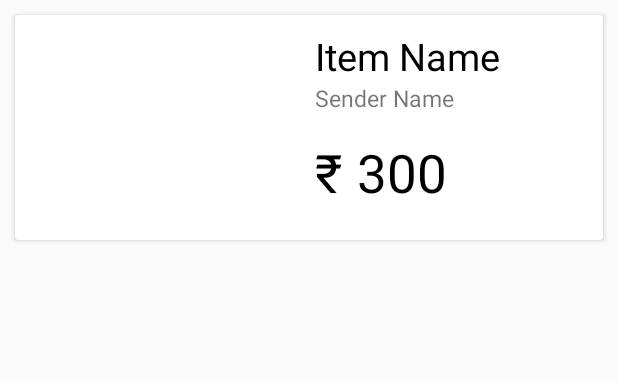
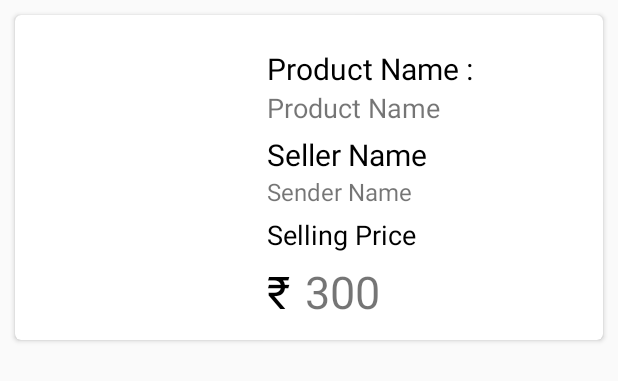
Before and after one commit to cyber-psych0/Sell-It, an Android app: the layout image_item.xml on its own in the app's theme, with its tools: preview values and no code run, on a phone screen of 412 x 824 dp. Shown: the top 381 px of the screen. Run offline under Robolectric (Android 15) with nearby library versions, the phone set to English and light mode, and no system bars.

Commit message:
Update item_view.xmland improve code for different classes

```diff
--- a/app/src/main/java/com/example/sellit/Register.java
+++ b/app/src/main/java/com/example/sellit/Register.java
@@ -85,7 +85,7 @@ public class Register extends AppCompatActivity {
     }
 
     private void createnewacount() {
-        String Eemail = emaill.getText().toString();
+        final String Eemail = emaill.getText().toString();
         String ppass = passwordd.getText().toString();
         final String usernaaam = username.getText().toString();
 
@@ -117,6 +117,7 @@ public class Register extends AppCompatActivity {
                                 hashMap.put("username", usernaaam);
                                 hashMap.put("imageURL", "noimage");
                                 hashMap.put("status","offline");
+                                hashMap.put("email",Eemail);
 
 
                                 root_reference.setValue(hashMap).addOnCompleteListener(new OnCompleteListener<Void>() {
--- a/app/src/main/res/layout/image_item.xml
+++ b/app/src/main/res/layout/image_item.xml
@@ -2,6 +2,8 @@
 <androidx.cardview.widget.CardView xmlns:android="http://schemas.android.com/apk/res/android"
     android:layout_width="match_parent"
     android:layout_height="wrap_content"
+    xmlns:app="http://schemas.android.com/apk/res-auto"
+    app:cardCornerRadius="4dp"
     xmlns:tools="http://schemas.android.com/tools"
     android:layout_margin="10dp">
 
@@ -12,40 +14,64 @@
 
         <ImageView
             android:id="@+id/item_image_view"
-            android:layout_width="180dp"
-            android:layout_height="150dp"
+            android:layout_width="140dp"
+            android:fitsSystemWindows="true"
+            android:layout_margin="5dp"
+            android:layout_height="200dp"
             />
         <LinearLayout
             android:layout_width="match_parent"
             android:layout_height="wrap_content"
-            android:layout_marginLeft="20dp"
+            android:padding="12dp"
+            android:layout_marginLeft="5dp"
             android:orientation="vertical">
+
             <TextView
-                android:id="@+id/item_name_text_view"
                 android:layout_marginTop="10dp"
                 android:layout_width="match_parent"
                 android:layout_height="wrap_content"
-                tools:text="Item Name"
+                android:text="Product Name : "
                 android:textColor="#000000"
-                android:textSize="25sp"/>
+                android:textSize="20sp"/>
+            <TextView
+                android:id="@+id/item_name_text_view"
+                android:layout_width="match_parent"
+                android:layout_height="wrap_content"
+                tools:text="Product Name"
+                android:textSize="18sp"/>
+
+            <TextView
+                android:layout_width="match_parent"
+                android:layout_height="wrap_content"
+                android:textColor="#000000"
+                android:text="Seller Name"
+                android:layout_marginTop="5dp"
+                android:textSize="20sp"/>
             <TextView
                 android:id="@+id/sender_name_text_view"
                 android:layout_width="match_parent"
                 android:layout_height="wrap_content"
                 tools:text="Sender Name"
-                android:textSize="15sp"/>
+                android:textSize="16sp"/>
+            <TextView
+                android:layout_width="wrap_content"
+                android:layout_height="wrap_content"
+               android:text="Selling Price"
+                android:layout_marginTop="5dp"
+                android:textSize="18sp"
+                android:textColor="#000000"/>
 
             <LinearLayout
                 android:layout_width="match_parent"
                 android:layout_height="wrap_content"
                 android:orientation="horizontal"
-                android:layout_marginTop="15dp">
+                android:layout_marginTop="5dp">
 
                 <TextView
                     android:layout_width="wrap_content"
                     android:layout_height="wrap_content"
                     android:text="@string/Rs"
-                    android:textSize="35sp"
+                    android:textSize="30sp"
                     android:textColor="#000000"/>
                 <TextView
                     android:id="@+id/price_text_view"
@@ -53,8 +79,7 @@
                     android:layout_height="wrap_content"
                     android:layout_marginLeft="10dp"
                     tools:text="300"
-                    android:textSize="35sp"
-                    android:textColor="#000000"/>
+                    android:textSize="30sp" />
             </LinearLayout>
         </LinearLayout>
     </LinearLayout>
```
Also changed, not shown: app/src/main/java/com/example/sellit/ImagesAdapter.java (+18 -9 lines), app/src/main/java/com/example/sellit/Navigation.java (+5 -4 lines), app/src/main/java/com/example/sellit/Upload.java (+51 -26 lines), app/src/main/java/com/example/sellit/UploadActivity.java (+21 -3 lines).
